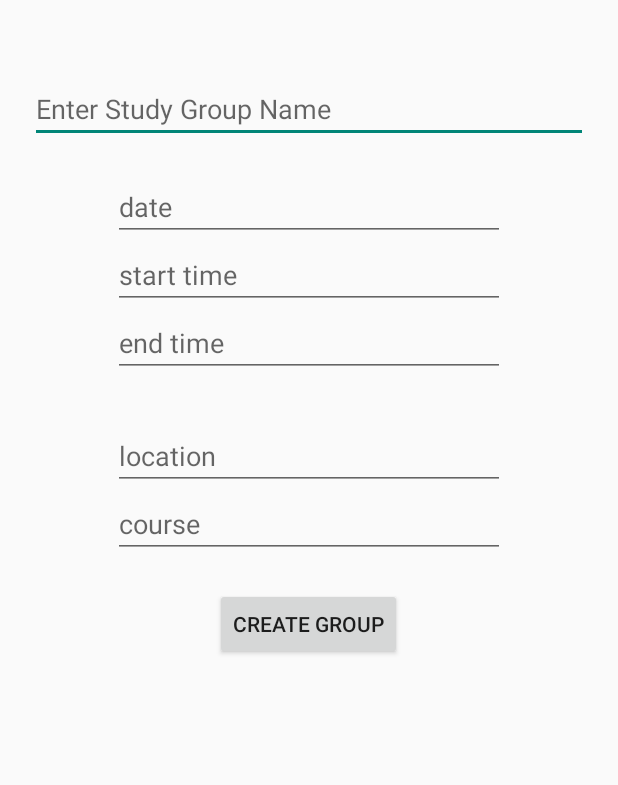
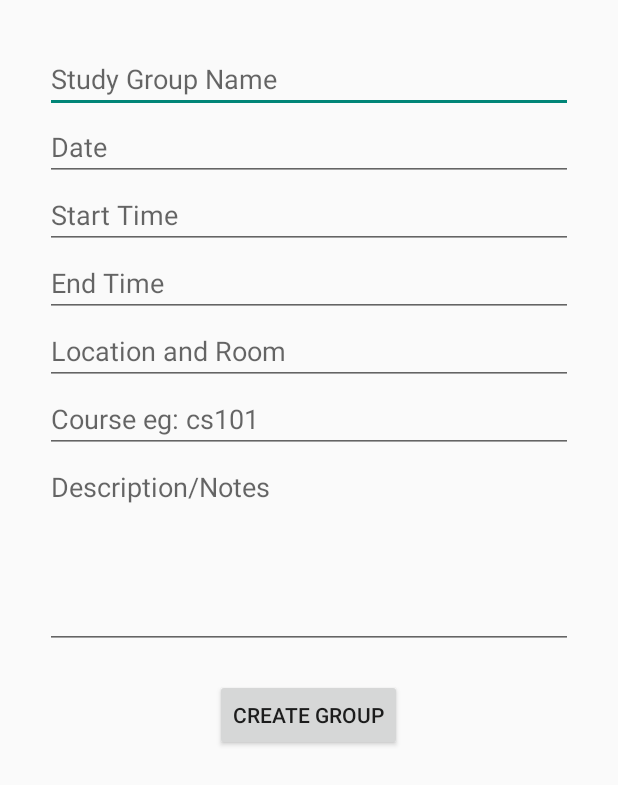
Before and after one commit to krs85/DUStudyBuddies, an Android app: the CreateGroupActivity screen opened directly, with no data from a screen before it, on a phone screen of 412 x 824 dp. Shown: the top 785 px of the screen. Run offline under Robolectric (Android 15) with nearby library versions, the phone set to English and light mode, and no system bars; network calls fail.

```diff
--- a/app/build.gradle
+++ b/app/build.gradle
@@ -31,4 +31,6 @@ dependencies {
     compile 'com.fasterxml.jackson.core:jackson-databind:2.5.0'
     compile 'com.fasterxml.jackson.core:jackson-core:2.5.0'
     compile 'com.fasterxml.jackson.core:jackson-annotations:2.5.0'
+    compile files('/Users/Tomer/AndroidStudioProjects/du-study-buddies/libs/Parse-1.8.3.jar')
+    compile files('/Users/Tomer/AndroidStudioProjects/du-study-buddies/libs/bolts-android-1.1.4.jar')
 }
--- a/app/src/main/AndroidManifest.xml
+++ b/app/src/main/AndroidManifest.xml
@@ -3,6 +3,7 @@
     package="com.shemeshapps.drexelstudybuddies" >
 
     <uses-permission android:name="android.permission.INTERNET" />
+    <uses-permission android:name="android.permission.ACCESS_NETWORK_STATE" />
 
     <application
         android:name=".Activities.DuApplication"
@@ -17,7 +18,9 @@
         </activity>
         <activity
             android:name=".Activities.LoginActivity"
-            android:label="Login"
+            android:label="DU Study Buddies"
+            android:finishOnTaskLaunch="true"
+            android:launchMode="singleTop"
             android:screenOrientation="portrait">
             <intent-filter>
                 <action android:name="android.intent.action.MAIN" />
--- a/app/src/main/java/com/shemeshapps/drexelstudybuddies/Activities/DuApplication.java
+++ b/app/src/main/java/com/shemeshapps/drexelstudybuddies/Activities/DuApplication.java
@@ -2,6 +2,7 @@ package com.shemeshapps.drexelstudybuddies.Activities;
 
 import android.app.Application;
 
+import com.parse.Parse;
 import com.shemeshapps.drexelstudybuddies.NetworkingServices.RequestUtil;
 
 /**
@@ -12,6 +13,8 @@ public class DuApplication extends Application {
     public void onCreate()
     {
         super.onCreate();
+        Parse.enableLocalDatastore(this);
+        Parse.initialize(this, "4iyYxPEbCNZ6h2XXtXJyvB1S2qu9OO7ADvWeGHK0", "SSNW1LMMgnPYNnx5Kq9HrOS2mtrWbJHMoQq6Wac7");
         RequestUtil.init(this);
     }
 }
--- a/app/src/main/java/com/shemeshapps/drexelstudybuddies/Helpers/genAuthToken.java
+++ b/app/src/main/java/com/shemeshapps/drexelstudybuddies/Helpers/GenAuthorization.java
@@ -16,9 +16,9 @@ import javax.crypto.spec.SecretKeySpec;
 /**
  * Created by tomershemesh on 5/30/14.
  */
-public class genAuthToken {
+public class GenAuthorization {
 
-    public static String getTokenHeader(String URL)
+    public static String GetTokenHeader(String URL)
     {
         SharedPreferences pref = RequestUtil.context.getSharedPreferences("login_data", Context.MODE_PRIVATE);
         SimpleDateFormat sdf = new SimpleDateFormat("yyyyMMddHHmmss");
--- a/app/src/main/java/com/shemeshapps/drexelstudybuddies/Models/Group.java
+++ b/app/src/main/java/com/shemeshapps/drexelstudybuddies/Models/Group.java
@@ -11,7 +11,7 @@ public class Group {
     public String location;
     public String course;
 
-
+    public Group(){}
     public Group(String groupName, String date, String startTime, String endTime, String location, String course) {
         this.groupName = groupName;
         this.date = date;
--- a/app/src/main/java/com/shemeshapps/drexelstudybuddies/NetworkingServices/JacksonRequest.java
+++ b/app/src/main/java/com/shemeshapps/drexelstudybuddies/NetworkingServices/JacksonRequest.java
@@ -6,7 +6,7 @@ import com.android.volley.ParseError;
 import com.android.volley.Response;
 import com.android.volley.toolbox.HttpHeaderParser;
 import com.android.volley.toolbox.JsonRequest;
-import com.shemeshapps.drexelstudybuddies.Helpers.genAuthToken;
+import com.shemeshapps.drexelstudybuddies.Helpers.GenAuthorization;
 
 import java.util.HashMap;
 import java.util.Map;
@@ -59,7 +59,7 @@ public class JacksonRequest<T> extends JsonRequest<T> {
         }
         if(putAuthKey)
         {
-            params.put("Authorization", genAuthToken.getTokenHeader(url));
+            params.put("Authorization", GenAuthorization.GetTokenHeader(url));
         }
         return params;
     }
--- a/app/src/main/res/layout/activity_create_group.xml
+++ b/app/src/main/res/layout/activity_create_group.xml
@@ -4,27 +4,25 @@
     android:layout_height="fill_parent"
     android:orientation="vertical"
     android:layout_gravity="center_vertical"
-
+    android:padding="30dp"
     tools:context="com.shemeshapps.drexelstudybuddies.Activities.CreateGroupActivity">
 
     <EditText
         android:layout_width="fill_parent"
         android:layout_height="wrap_content"
         android:id="@+id/grp_name"
-        android:layout_marginTop="50dp"
-        android:layout_marginRight="20dp"
-        android:layout_marginLeft="20dp"
-        android:hint="Enter Study Group Name"/>
+        android:layout_marginTop="0dp"
+
+        android:hint="Study Group Name"/>
 
     <EditText
         android:layout_width="fill_parent"
         android:layout_height="wrap_content"
         android:inputType="date"
         android:id="@+id/date_txt"
-        android:layout_marginRight="75dp"
-        android:layout_marginLeft="75dp"
-        android:layout_marginTop="20dp"
-        android:hint="date"
+
+        android:layout_marginTop="0dp"
+        android:hint="Date"
         android:focusable="false"
         android:focusableInTouchMode="false"/>
 
@@ -32,9 +30,8 @@
         android:layout_width="fill_parent"
         android:layout_height="wrap_content"
         android:id="@+id/start_time_txt"
-        android:layout_marginRight="75dp"
-        android:layout_marginLeft="75dp"
-        android:hint="start time"
+
+        android:hint="Start Time"
         android:focusable="false"
         android:focusableInTouchMode="false"/>
 
@@ -43,26 +40,31 @@
         android:layout_height="wrap_content"
         android:inputType="time"
         android:id="@+id/end_time_txt"
-        android:layout_marginRight="75dp"
-        android:layout_marginLeft="75dp"
-        android:hint="end time"
+
+        android:hint="End Time"
         android:focusable="false"
         android:focusableInTouchMode="false"/>
     <EditText
         android:layout_width="fill_parent"
         android:layout_height="wrap_content"
         android:id="@+id/location_txt"
-        android:layout_marginRight="75dp"
-        android:layout_marginLeft="75dp"
-        android:layout_marginTop="30dp"
-        android:hint="location" />
+
+        android:layout_marginTop="0dp"
+        android:hint="Location and Room" />
     <EditText
         android:layout_width="fill_parent"
         android:layout_height="wrap_content"
         android:id="@+id/course_txt"
-        android:layout_marginRight="75dp"
-        android:layout_marginLeft="75dp"
-        android:hint="course" />
+        android:singleLine="true"
+        android:hint="Course eg: cs101" />
+    <EditText
+        android:layout_width="fill_parent"
+        android:layout_height="wrap_content"
+        android:id="@+id/desc_txt"
+        android:singleLine="false"
+        android:lines="5"
+        android:gravity="top"
+        android:hint="Description/Notes" />
 
     <Button
         android:layout_width="wrap_content"
```
Also changed, not shown: app/src/main/java/com/shemeshapps/drexelstudybuddies/Activities/CreateGroupActivity.java (+22 -32 lines), app/src/main/java/com/shemeshapps/drexelstudybuddies/Activities/LoginActivity.java (+36 -2 lines), app/src/main/java/com/shemeshapps/drexelstudybuddies/Activities/MainActivity.java (+12 -0 lines), app/src/main/java/com/shemeshapps/drexelstudybuddies/Helpers/Utils.java (added, +21 -0 lines), app/src/main/java/com/shemeshapps/drexelstudybuddies/Models/DrexelClass.java (added, +13 -0 lines), app/src/main/java/com/shemeshapps/drexelstudybuddies/NetworkingServices/RequestUtil.java (+69 -5 lines), libs/Parse-1.8.3.jar (added), libs/bolts-android-1.1.4.jar (added), 2 other files.
